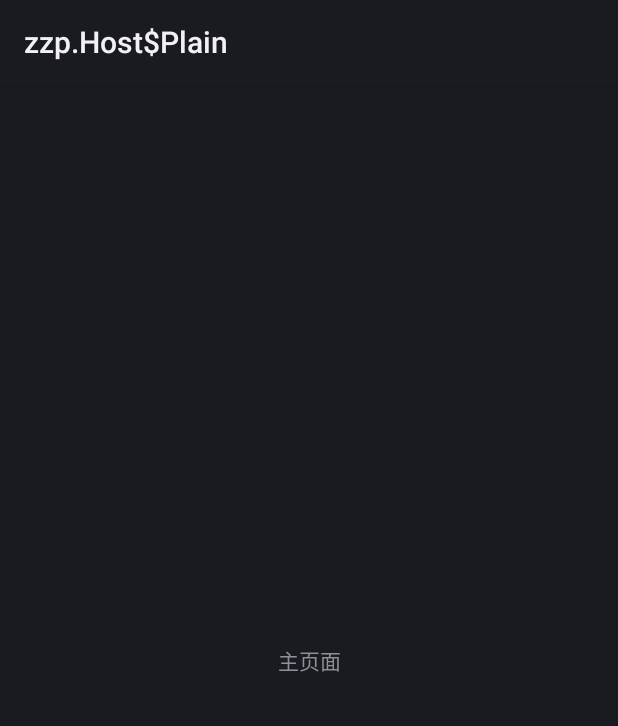
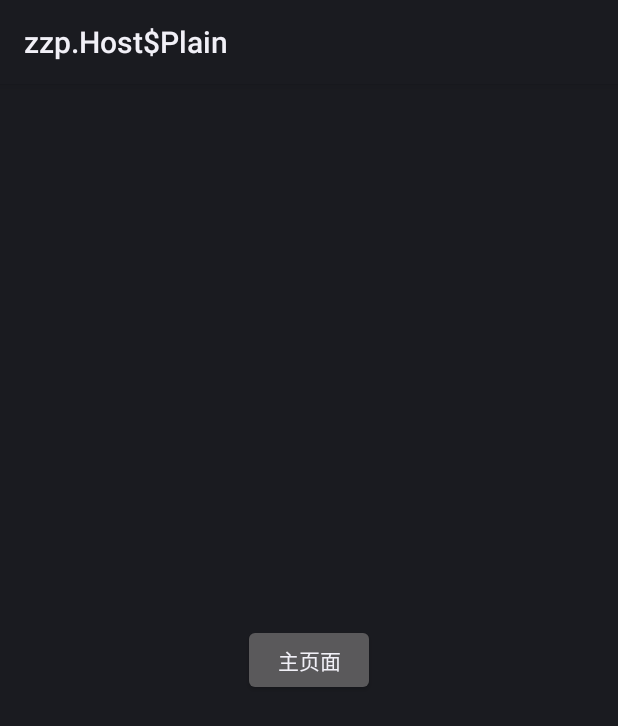
Before and after one commit to lirui08/SeeHealth, an Android app: the layout activity_main.xml on its own in the app's theme, with its tools: preview values and no code run, on a phone screen of 412 x 824 dp. Shown: the top 726 px of the screen. Run offline under Robolectric (Android 15) with nearby library versions, the phone set to English and light mode, and no system bars.

```diff
--- a/app/build.gradle
+++ b/app/build.gradle
@@ -2,6 +2,7 @@ apply plugin: 'com.android.application'
 
 apply plugin:'org.jetbrains.kotlin.android'
 apply plugin: 'kotlin-kapt'
+//apply plugin:'com.google.dagger.hilt.android'
 apply from: '../config.gradle'
 android {
     compileSdk rootProject.ext.android.compileSdkVersion
--- a/build.gradle
+++ b/build.gradle
@@ -3,6 +3,7 @@ plugins {
     id 'com.android.application' version '7.2.1' apply false
     id 'com.android.library' version '7.2.1' apply false
     id 'org.jetbrains.kotlin.android' version '1.6.10' apply false
+//    id 'com.google.dagger.hilt.android' version '2.44' apply false
 }
 //引入config全局配置文件
 apply from:"config.gradle"
--- a/lib_http/src/main/java/com/example/lib_http/ApiService.kt
+++ b/lib_http/src/main/java/com/example/lib_http/ApiService.kt
@@ -20,4 +20,5 @@ interface ApiService {
 
     @POST("/api/user/register")
     suspend fun register(@Body requestBody: RequestBody):ResponseData<String?>
+
 }
--- a/main/src/main/AndroidManifest.xml
+++ b/main/src/main/AndroidManifest.xml
@@ -6,11 +6,11 @@
         <activity
             android:name=".MainActivity"
             android:exported="true">
-           <!-- <intent-filter>
+            <intent-filter>
                 <action android:name="android.intent.action.MAIN" />
 
                 <category android:name="android.intent.category.LAUNCHER" />
-            </intent-filter>-->
+            </intent-filter>
         </activity>
     </application>
 
--- a/main/src/main/res/layout/activity_main.xml
+++ b/main/src/main/res/layout/activity_main.xml
@@ -4,15 +4,17 @@
     xmlns:tools="http://schemas.android.com/tools"
     android:layout_width="match_parent"
     android:layout_height="match_parent"
-    tools:context=".MainActivity">
+    tools:context=".MainActivity"
+    tools:ignore="ResourceName">
 
-    <TextView
+    <Button
         android:layout_width="wrap_content"
         android:layout_height="wrap_content"
         android:text="主页面"
         app:layout_constraintBottom_toBottomOf="parent"
         app:layout_constraintEnd_toEndOf="parent"
         app:layout_constraintStart_toStartOf="parent"
-        app:layout_constraintTop_toTopOf="parent" />
+        app:layout_constraintTop_toTopOf="parent"
+        android:onClick="start"/>
 
 </androidx.constraintlayout.widget.ConstraintLayout>
--- a/module.build.gradle
+++ b/module.build.gradle
@@ -5,6 +5,7 @@ if (isDebug){
 }
 apply plugin:'org.jetbrains.kotlin.android'
 apply plugin: 'kotlin-kapt'
+//apply plugin: 'com.google.dagger.hilt.android'
 apply from: '../config.gradle'
 android {
     compileSdk rootProject.ext.android.compileSdkVersion
--- a/user/src/main/AndroidManifest.xml
+++ b/user/src/main/AndroidManifest.xml
@@ -13,11 +13,11 @@
             android:name=".RegisterActivity"
             android:exported="true"
             android:label="@string/app_name">
-        <intent-filter>
+        <!--<intent-filter>
             <action android:name="android.intent.action.MAIN" />
 
             <category android:name="android.intent.category.LAUNCHER" />
-        </intent-filter>
+        </intent-filter>-->
         </activity>
         <activity
             android:name=".LoginActivity"
--- a/user/src/main/java/com/example/repository/UserRepos.kt
+++ b/user/src/main/java/com/example/repository/UserRepos.kt
@@ -22,7 +22,8 @@ class UserRepos {
         }
     }
 
-    suspend fun regsiter(body:RequestBody): ResponseData<String?>{
+
+    suspend fun register(body:RequestBody): ResponseData<String?>{
         return withContext(Dispatchers.IO){
             apiService.register(body)
         }
--- a/user/src/main/java/com/example/viewmodel/UserViewModel.kt
+++ b/user/src/main/java/com/example/viewmodel/UserViewModel.kt
@@ -2,12 +2,10 @@ package com.example.viewmodel
 
 import androidx.lifecycle.ViewModel
 import androidx.lifecycle.viewModelScope
-import com.example.lib_http.entity.GoosData
 import com.example.repository.UserRepos
 import kotlinx.coroutines.channels.Channel
 import kotlinx.coroutines.flow.MutableStateFlow
 import kotlinx.coroutines.flow.StateFlow
-import kotlinx.coroutines.flow.collect
 import kotlinx.coroutines.flow.consumeAsFlow
 import kotlinx.coroutines.launch
 import okhttp3.RequestBody
@@ -61,10 +59,10 @@ class UserViewModel:ViewModel() {
             }
         }
     }
-    //校验验证码
+    //注册
     fun register(body: RequestBody){
         viewModelScope.launch {
-            var list=userRepos.regsiter(body)
+            var list=userRepos.register(body)
             if(list.code==0){
                 //返回成功状态
                 _userState.value=UserState.RegisterSuccess(list.data)
```
Also changed, not shown: config.gradle (+5 -2 lines), main/src/main/java/com/example/main/Demo01.kt (added, +8 -0 lines), main/src/main/java/com/example/main/MainActivity.kt (+50 -0 lines), user/src/main/java/com/example/user/RegisterActivity.kt (+7 -10 lines).
